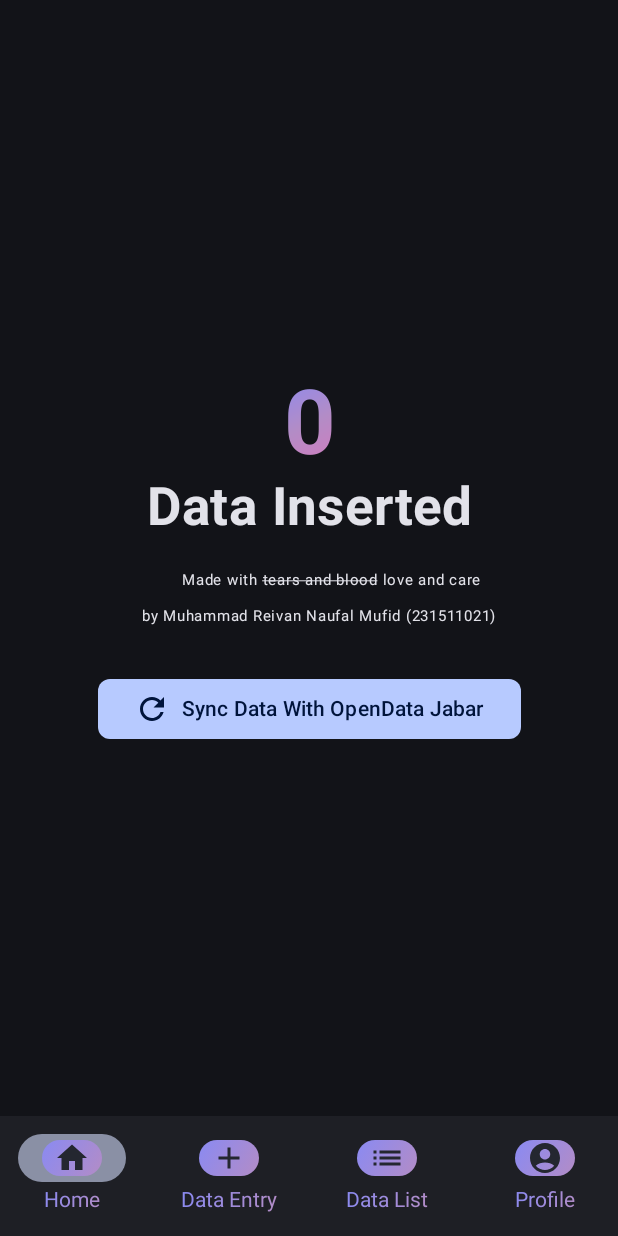
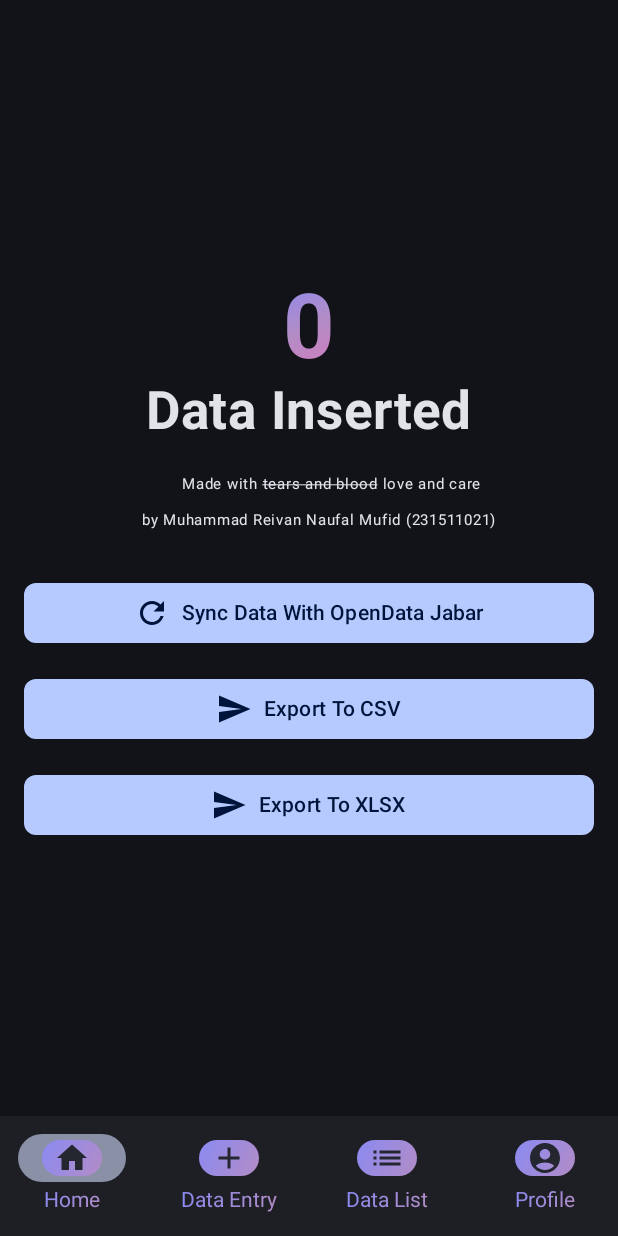
Before and after one commit to ReivnNaufl/Proyek-4-Assignment-Muhammad-Reivan, an Android app built with Jetpack Compose: the screen it shows after launch (MainActivity), on a phone screen of 412 x 824 dp. Run offline under Robolectric (Android 15) with nearby library versions, the light colour scheme and no system bars; our stand-ins replace Room's generated code, livedata-compose, paging; libraries missing offline, so code that uses them is left out: org.apache.poi.

Commit message:
export to csv and xlsx done

```diff
--- a/app/src/main/AndroidManifest.xml
+++ b/app/src/main/AndroidManifest.xml
@@ -2,7 +2,6 @@
 <manifest xmlns:android="http://schemas.android.com/apk/res/android"
     xmlns:tools="http://schemas.android.com/tools">
     <uses-permission android:name="android.permission.INTERNET"/>
-
     <application
         android:allowBackup="true"
         android:dataExtractionRules="@xml/data_extraction_rules"
--- a/app/src/main/java/com/example/p4w1/ui/screen/edit/EditScreen.kt
+++ b/app/src/main/java/com/example/p4w1/ui/screen/edit/EditScreen.kt
@@ -185,7 +185,6 @@ fun EditScreen(
                 keyboardOptions = KeyboardOptions(keyboardType = KeyboardType.Number),
                 modifier = Modifier.fillMaxWidth()
             )
-            Spacer(modifier = Modifier.height(24.dp))
             Button(
                 onClick = {
                     val updatedData = DataEntity(
--- a/app/src/main/java/com/example/p4w1/ui/screen/home/HomeScreen.kt
+++ b/app/src/main/java/com/example/p4w1/ui/screen/home/HomeScreen.kt
@@ -1,11 +1,15 @@
 package com.example.p4w1.ui.screen.home
 
+import android.os.Build
 import android.util.Log
+import android.widget.Toast
+import androidx.annotation.RequiresApi
 import androidx.compose.animation.core.*
 import androidx.compose.foundation.layout.*
 import androidx.compose.foundation.shape.RoundedCornerShape
 import androidx.compose.material.icons.Icons
 import androidx.compose.material.icons.filled.Refresh
+import androidx.compose.material.icons.filled.Send
 import androidx.compose.material3.*
 import androidx.compose.runtime.*
 import androidx.compose.runtime.livedata.observeAsState
@@ -15,6 +19,7 @@ import androidx.compose.ui.geometry.Offset
 import androidx.compose.ui.graphics.Brush
 import androidx.compose.ui.graphics.Color
 import androidx.compose.ui.graphics.lerp
+import androidx.compose.ui.platform.LocalContext
 import androidx.compose.ui.text.SpanStyle
 import androidx.compose.ui.text.TextStyle
 import androidx.compose.ui.text.buildAnnotatedString
@@ -28,8 +33,11 @@ import androidx.navigation.NavHostController
 import com.example.p4w1.viewmodel.DataViewModel
 import kotlinx.coroutines.launch
 
+@RequiresApi(Build.VERSION_CODES.Q)
 @Composable
 fun HomeScreen(navController: NavHostController, viewModel: DataViewModel) {
+    val dataList by viewModel.dataList.observeAsState(initial = emptyList())
+    val context = LocalContext.current
     val rowCount by viewModel.rowCount.observeAsState(0)
     val isLoading by viewModel.isLoading.observeAsState(false)
 
@@ -70,7 +78,9 @@ fun HomeScreen(navController: NavHostController, viewModel: DataViewModel) {
 
     Box(
         contentAlignment = Alignment.Center,
-        modifier = Modifier.fillMaxSize()
+        modifier = Modifier
+            .fillMaxSize()
+            .padding(16.dp)
     ) {
         Column(
             horizontalAlignment = Alignment.CenterHorizontally,
@@ -108,7 +118,8 @@ fun HomeScreen(navController: NavHostController, viewModel: DataViewModel) {
             Button(
                 onClick = { viewModel.fetchDataAndInsert() },
                 enabled = !isLoading,
-                shape = RoundedCornerShape(8.dp)
+                shape = RoundedCornerShape(8.dp),
+                modifier = Modifier.fillMaxWidth()
             ) {
                 if (isLoading) {
                     CircularProgressIndicator(
@@ -123,6 +134,39 @@ fun HomeScreen(navController: NavHostController, viewModel: DataViewModel) {
                     Text(text = "Sync Data With OpenData Jabar")
                 }
             }
+            Spacer(modifier = Modifier.height(16.dp))
+            Button(
+                onClick = {
+                    val csvContent = viewModel.convertToCsv(dataList.reversed())
+                    viewModel.saveCsvToDownloads(context, csvContent)
+
+                    Toast.makeText(
+                        context,
+                        "Data successfully exported!",
+                        Toast.LENGTH_SHORT
+                    ).show()
+                },
+                enabled = !isLoading,
+                shape = RoundedCornerShape(8.dp),
+                modifier = Modifier.fillMaxWidth()
+            ){
+                Icon(imageVector = Icons.Default.Send, contentDescription = "Sync Icon")
+                Spacer(modifier = Modifier.width(8.dp))
+                Text("Export To CSV")
+            }
+            Spacer(modifier = Modifier.height(16.dp))
+            Button(
+                onClick = {
+                    viewModel.exportToExcel(context, dataList.reversed())
+                },
+                enabled = !isLoading,
+                shape = RoundedCornerShape(8.dp),
+                modifier = Modifier.fillMaxWidth()
+            ){
+                Icon(imageVector = Icons.Default.Send, contentDescription = "Sync Icon")
+                Spacer(modifier = Modifier.width(8.dp))
+                Text("Export To XLSX")
+            }
         }
     }
 }
```
Also changed, not shown: app/build.gradle (+11 -1 lines), app/src/main/java/com/example/p4w1/viewmodel/DataViewModel.kt (+108 -5 lines).
